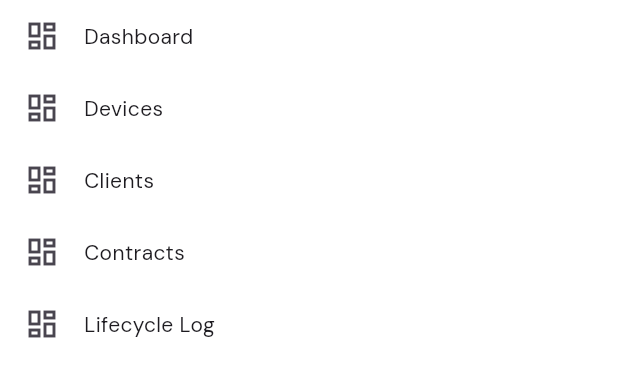
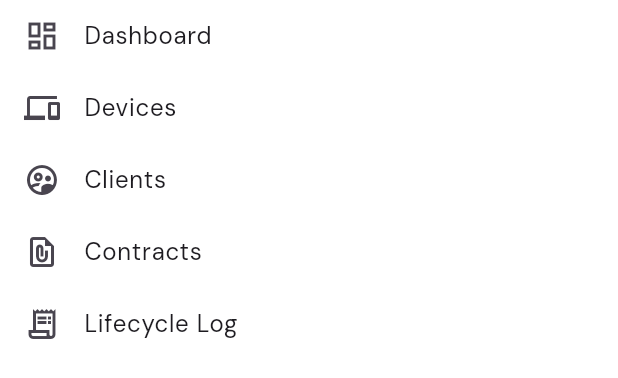
Before and after one commit to waynee3/lacakind-frontend, a Flutter app: the AppDrawer widget shown alone on an empty page, opened directly, on a phone screen of 412 x 824 dp. Shown: the top 378 px of the screen. Run offline on Flutter 3.47's test engine with Material 3 defaults, Android fonts, the phone set to English and light mode, and no system bars; our stand-ins replace csv, dio, file_picker, flutter_bloc, flutter_secure_storage, freezed_annotation and 2 more; missing offline and left inert: scaled_app; accounts and stored records are empty; generated files the repository leaves out were written again.

```diff
--- a/lib/layouts/app_scaffold/app_scaffold.dart
+++ b/lib/layouts/app_scaffold/app_scaffold.dart
@@ -128,7 +128,7 @@ class AppScaffold extends StatelessWidget {
           children: [
             SizedBox(
               height: double.infinity,
-              width: 280,
+              width: 240,
               child: SingleChildScrollView(child: const AppDrawer()),
             ),
             VerticalDivider(width: 1, thickness: 1, color: neutral200),
--- a/lib/layouts/app_scaffold/widget/app_drawer.dart
+++ b/lib/layouts/app_scaffold/widget/app_drawer.dart
@@ -28,32 +28,32 @@ class AppDrawer extends StatelessWidget {
         ),
         NavigationItem(
           label: "Devices",
-          icon: Icons.dashboard_outlined,
-          iconActive: Icons.dashboard,
+          icon: Icons.devices_outlined,
+          iconActive: Icons.devices,
           location: deviceLoc,
           onClick: () => DeviceListRoute().go(context),
           currentLocation: current,
         ),
         NavigationItem(
           label: "Clients",
-          icon: Icons.dashboard_outlined,
-          iconActive: Icons.dashboard,
+          icon: Icons.supervised_user_circle_outlined,
+          iconActive: Icons.supervised_user_circle,
           location: clientsLoc,
           onClick: () => ClientListRoute().go(context),
           currentLocation: current,
         ),
         NavigationItem(
           label: "Contracts",
-          icon: Icons.dashboard_outlined,
-          iconActive: Icons.dashboard,
+          icon: Icons.file_present_outlined,
+          iconActive: Icons.file_present,
           location: contractsLoc,
           onClick: () => ContractsRoute().go(context),
           currentLocation: current,
         ),
         NavigationItem(
           label: "Lifecycle Log",
-          icon: Icons.dashboard_outlined,
-          iconActive: Icons.dashboard,
+          icon: Icons.receipt_long_outlined,
+          iconActive: Icons.receipt_long,
           location: lifecycleLogLoc,
           onClick: () => LifecycleLogRoute().go(context),
           currentLocation: current,
@@ -70,7 +70,6 @@ class NavigationItem extends StatelessWidget {
   final String location;
   final String currentLocation;
 
-  // if iconActive is not null, the icon will be replaced with iconActive when the item is active
   final IconData? iconActive;
 
   const NavigationItem({
@@ -99,7 +98,7 @@ class NavigationItem extends StatelessWidget {
           label,
           maxLines: 1,
           overflow: TextOverflow.ellipsis,
-          style: isActive ? textTheme.bodyMedium.bold : textTheme.bodyMedium,
+          style: isActive ? textTheme.bodyLarge.bold : textTheme.bodyLarge,
         ),
         leading: Icon(
           (isActive && iconActive != null) ? iconActive : icon,
--- a/lib/main.dart
+++ b/lib/main.dart
@@ -5,7 +5,7 @@ import 'package:lacakind_frontend/routes/routes.dart';
 import 'package:lacakind_frontend/styles/theme_cubit.dart';
 import 'package:scaled_app/scaled_app.dart';
 
-const double widthOfDesign = 1920;
+const double widthOfDesign = 1632;
 
 void main() async {
   ScaledWidgetsFlutterBinding.ensureInitialized(
--- a/lib/screens/client/client_list/clients_list_screen.dart
+++ b/lib/screens/client/client_list/clients_list_screen.dart
@@ -68,7 +68,10 @@ class _ClientListScreenState extends State<ClientListScreen> {
         child: Padding(
           padding: const EdgeInsets.all(32),
           child: Column(
+            crossAxisAlignment: CrossAxisAlignment.start,
             children: [
+              Text('Clients', style: textTheme.titleLarge?.semibold),
+              const SizedBox(height: 20),
               Row(
                 children: [
                   Expanded(
--- a/lib/screens/contract/contract_list/contract_list_screen.dart
+++ b/lib/screens/contract/contract_list/contract_list_screen.dart
@@ -68,7 +68,10 @@ class _ContractListScreenState extends State<ContractListScreen> {
         child: Padding(
           padding: const EdgeInsets.all(32),
           child: Column(
+            crossAxisAlignment: CrossAxisAlignment.start,
             children: [
+              Text('Contracts', style: textTheme.titleLarge?.semibold),
+              const SizedBox(height: 20),
               Row(
                 children: [
                   Expanded(
--- a/lib/screens/device/device_list/widget/bulk_lifecycle_dialog.dart
+++ b/lib/screens/device/device_list/widget/bulk_lifecycle_dialog.dart
@@ -68,7 +68,7 @@ class _BulkLifecycleDialogState extends State<BulkLifecycleDialog> {
   Future<void> _loadDropdowns() async {
     if (_clients.isNotEmpty) return;
     setState(() => _loadingDropdowns = true);
-    final (clients, _) = await clientRepo.getClients();
+    final (clients, _) = await clientRepo.getAllClients();
     final (contracts, _) = await contractRepo.getContracts();
 
     if (!mounted) return;
```
Also changed, not shown: lib/screens/dashboard/widget/recent_activity.dart (+9 -1 lines), lib/screens/device/device_list/device_list_screen.dart (+4 -3 lines), lib/screens/lifecycle/lifecycle_log_screen.dart (+70 -76 lines).
